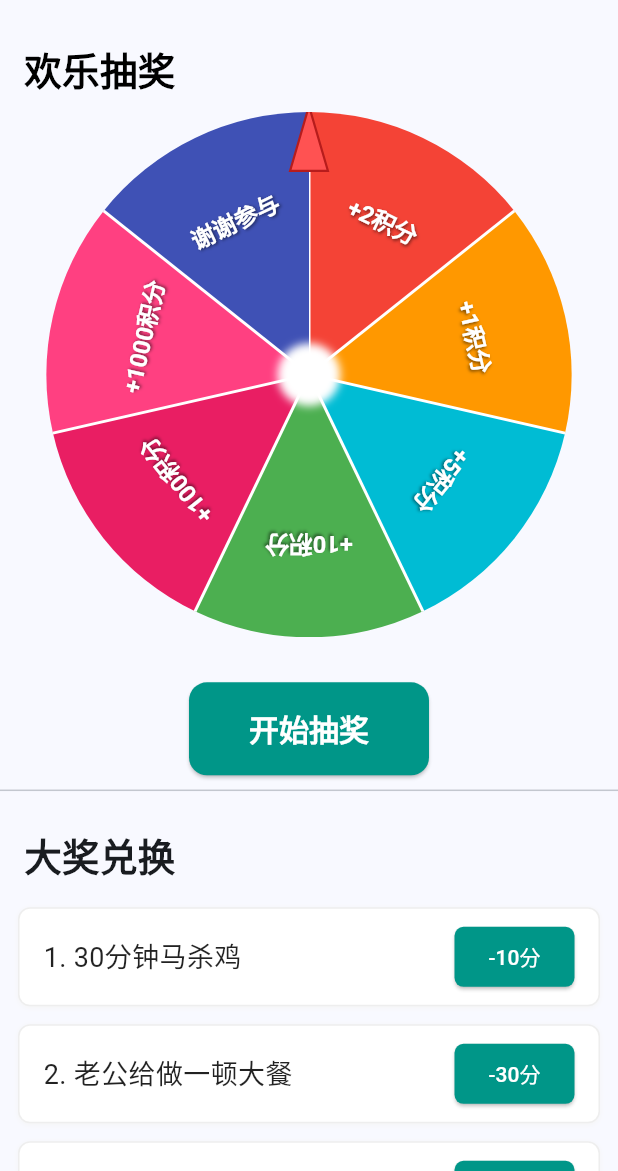
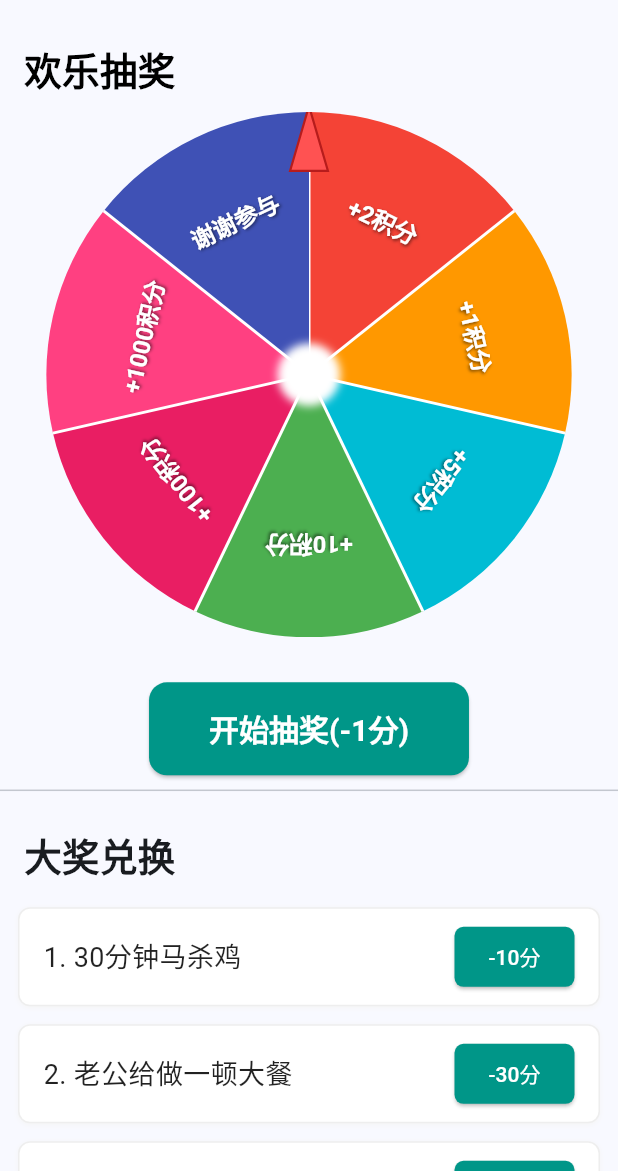
Before and after one commit to SYSUtu/flutter_demo, a Flutter app: the GiftPage screen opened directly, on a phone screen of 412 x 824 dp, the part 65-1236 px from its top. Run offline on Flutter 3.47's test engine with Material 3 defaults, Android fonts, the phone set to English and light mode, and no system bars; our stand-ins replace shared_preferences; accounts and stored records are empty.

Commit message:
小改动

```diff
--- a/lib/lottery_wheel.dart
+++ b/lib/lottery_wheel.dart
@@ -280,7 +280,7 @@ class _LotteryWheelState extends State<LotteryWheel>
             ),
           ),
           child: Text(
-            _isSpinning ? '转动中...' : '开始抽奖',
+            _isSpinning ? '转动中...' : '开始抽奖(-1分)',
             style: TextStyle(
               color: _isSpinning ? Colors.grey[700] : Colors.white,
             ),
```
